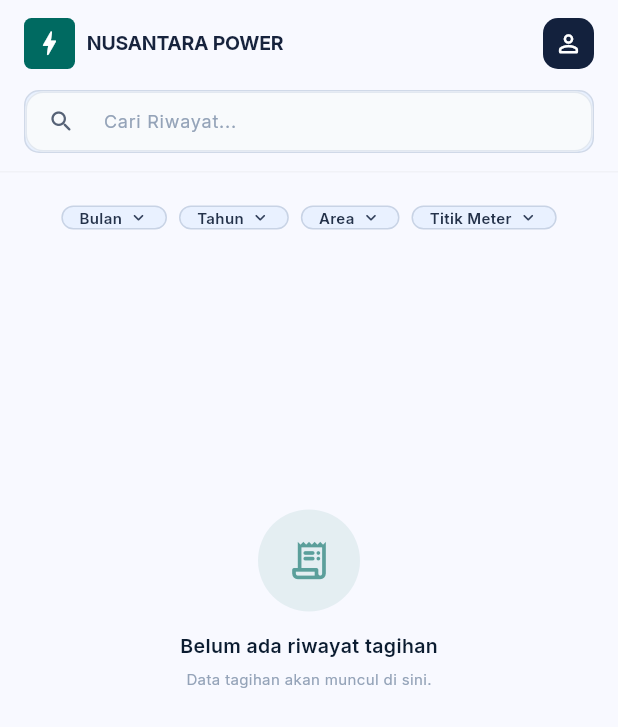
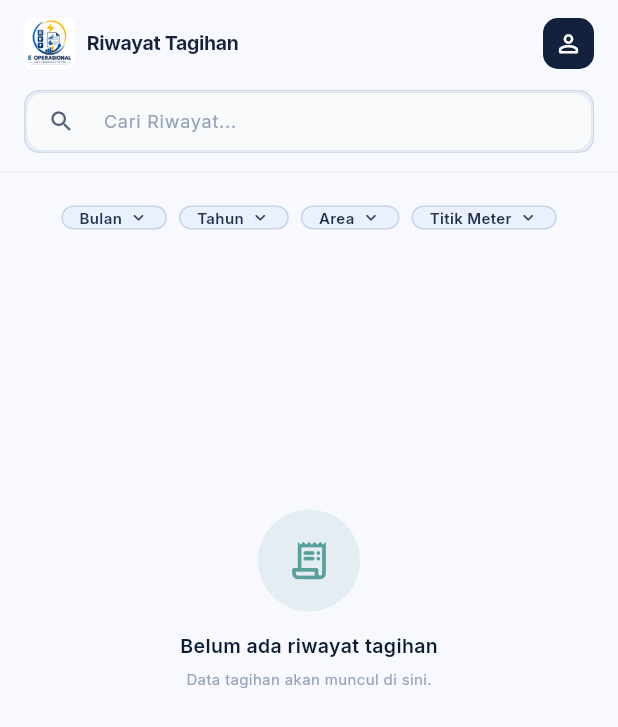
Before and after one commit to tuyulcode/operasional_app, a Flutter app: the RiwayatScreen screen opened directly, on a phone screen of 412 x 824 dp. Shown: the top 727 px of the screen. Run offline on Flutter 3.47's test engine with Material 3 defaults, Android fonts, the phone set to English and light mode, and no system bars; our stand-ins replace dio, google_fonts, image_picker, shared_preferences; accounts and stored records are empty; network calls fail.

Commit message:
tambah icon logo header

```diff
--- a/flutter_app/lib/screens/riwayat/riwayat_screen.dart
+++ b/flutter_app/lib/screens/riwayat/riwayat_screen.dart
@@ -308,20 +308,22 @@ class _RiwayatScreenState extends State<RiwayatScreen> {
                 width: 34,
                 height: 34,
                 decoration: BoxDecoration(
-                  color: AppTheme.primary,
+                  color: Colors.white,
                   borderRadius: BorderRadius.circular(5),
                 ),
-                child: const Icon(
-                  Icons.bolt_rounded,
-                  color: Colors.white,
-                  size: 21,
+                child: ClipRRect(
+                  borderRadius: BorderRadius.circular(5),
+                  child: Image.asset(
+                    'assets/images/logo.png',
+                    fit: BoxFit.contain,
+                  ),
                 ),
               ),
 
               const SizedBox(width: 8),
 
               Text(
-                'NUSANTARA POWER',
+                'Riwayat Tagihan',
                 style: GoogleFonts.inter(
                   fontSize: 13,
                   fontWeight: FontWeight.w700,
```
